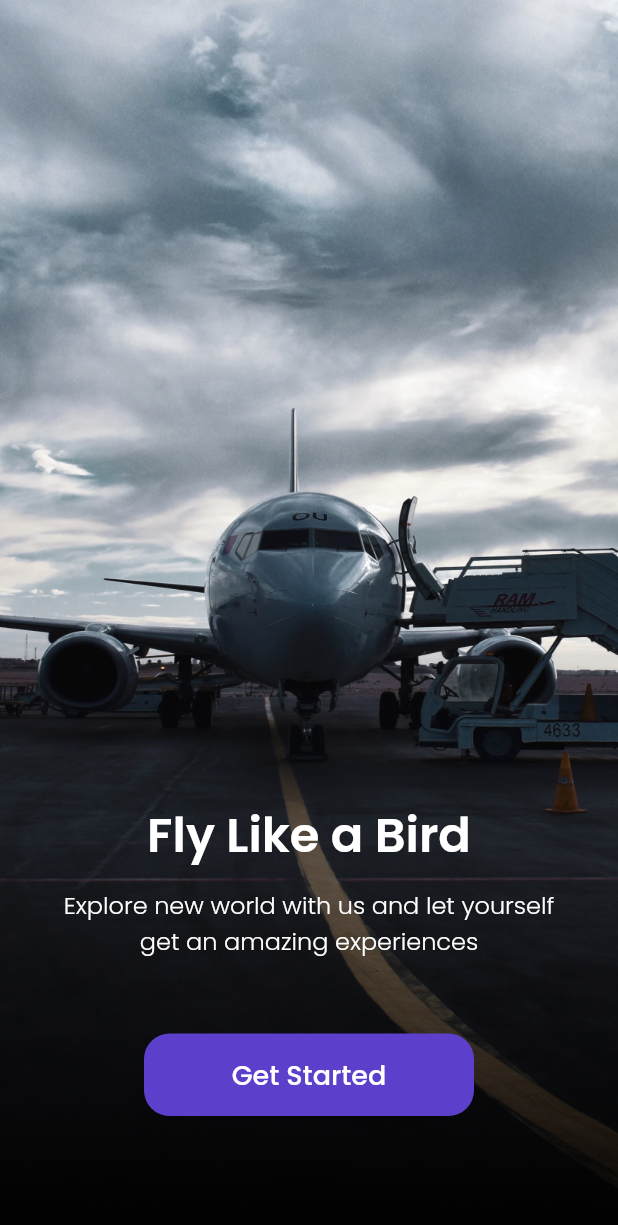
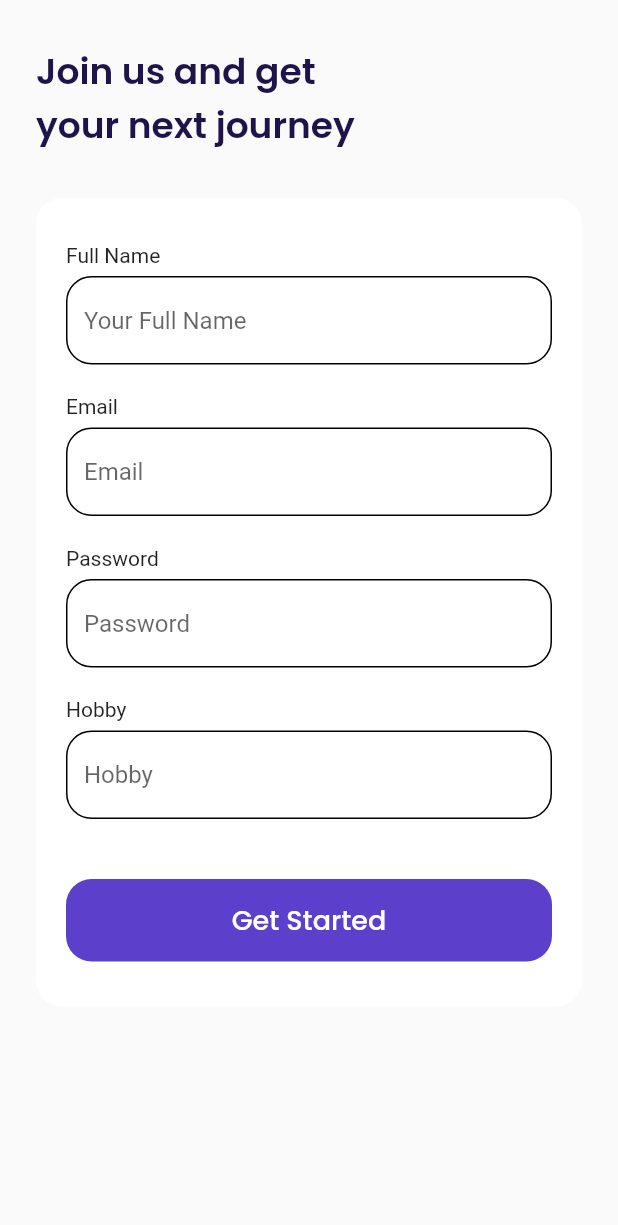
Before and after one commit to IJ4L/ticketing_airplane, a Flutter app: the screen it shows after launch, after a tap on "Get Started", on a phone screen of 412 x 824 dp. Shown: the top 1225 px of the screen. Run offline on Flutter 3.47's test engine with Material 2 defaults, Android fonts, the phone set to English and light mode, and no system bars; our stand-ins replace google_fonts.

Commit message:
update 1

```diff
--- a/lib/main.dart
+++ b/lib/main.dart
@@ -1,4 +1,5 @@
 import 'package:airplane/ui/pages/get_started_page.dart';
+import 'package:airplane/ui/pages/sign_up_page.dart';
 import 'package:flutter/material.dart';
 
 import 'ui/pages/splash_page.dart';
@@ -18,6 +19,7 @@ class MyApp extends StatelessWidget {
       routes: {
         '/': (context) => const SplashPage(),
         'get-started': (context) => const GetStartedPage(),
+        'sign-up': (context) => const SignUpPage(),
       },
     );
   }
--- a/lib/shared/theme.dart
+++ b/lib/shared/theme.dart
@@ -25,3 +25,6 @@ FontWeight semiBold = FontWeight.w600;
 FontWeight bold = FontWeight.w700;
 FontWeight extraBold = FontWeight.w800;
 FontWeight black = FontWeight.w900;
+
+double defaultMargin = 24;
+double defaultRadius = 17;
--- a/lib/ui/pages/get_started_page.dart
+++ b/lib/ui/pages/get_started_page.dart
@@ -42,12 +42,13 @@ class GetStartedPage extends StatelessWidget {
                     width: 220,
                     margin: const EdgeInsets.only(top: 50, bottom: 80),
                     child: TextButton(
-                      onPressed: () {},
+                      onPressed: () => Navigator.pushNamed(context, 'sign-up'),
                       style: TextButton.styleFrom(
-                          backgroundColor: kPrimaryColor,
-                          shape: RoundedRectangleBorder(
-                            borderRadius: BorderRadius.circular(17),
-                          )),
+                        backgroundColor: kPrimaryColor,
+                        shape: RoundedRectangleBorder(
+                          borderRadius: BorderRadius.circular(defaultRadius),
+                        ),
+                      ),
                       child: Text(
                         'Get Started',
                         style: whiteTextStyle.copyWith(
--- /dev/null
+++ b/lib/ui/pages/sign_up_page.dart
@@ -0,0 +1,110 @@
+import 'package:airplane/shared/theme.dart';
+import 'package:flutter/material.dart';
+
+class SignUpPage extends StatelessWidget {
+  const SignUpPage({super.key});
+
+  @override
+  Widget build(BuildContext context) {
+    Widget text() {
+      return Container(
+        margin: const EdgeInsets.only(top: 30),
+        child: Text(
+          'Join us and get\nyour next journey',
+          style: blackTextStyle.copyWith(
+            fontSize: 24,
+            fontWeight: semiBold,
+          ),
+        ),
+      );
+    }
+
+    Widget inputSection() {
+      Widget inputTextField({
+        required String label,
+        required String hint,
+        required bool obscure,
+      }) {
+        return Container(
+          margin: const EdgeInsets.only(bottom: 20),
+          child: Column(
+            crossAxisAlignment: CrossAxisAlignment.start,
+            children: [
+              Text(label),
+              const SizedBox(height: 6.0),
+              TextField(
+                cursorColor: kBlackColor,
+                obscureText: obscure,
+                decoration: InputDecoration(
+                  hintText: hint,
+                  enabledBorder: OutlineInputBorder(
+                    borderRadius: BorderRadius.circular(defaultRadius),
+                  ),
+                  focusedBorder: OutlineInputBorder(
+                    borderRadius: BorderRadius.circular(defaultRadius),
+                    borderSide: BorderSide(color: kPrimaryColor),
+                  ),
+                ),
+              ),
+            ],
+          ),
+        );
+      }
+
+      Widget submitButton() {
+        return Container(
+          height: 55,
+          width: double.infinity,
+          margin: const EdgeInsets.only(top: 20),
+          child: TextButton(
+            onPressed: () {},
+            style: TextButton.styleFrom(
+                backgroundColor: kPrimaryColor,
+                shape: RoundedRectangleBorder(
+                  borderRadius: BorderRadius.circular(defaultRadius),
+                )),
+            child: Text(
+              'Get Started',
+              style: whiteTextStyle.copyWith(
+                fontSize: 18,
+                fontWeight: medium,
+              ),
+            ),
+          ),
+        );
+      }
+
+      return Container(
+        margin: const EdgeInsets.only(top: 30),
+        padding: const EdgeInsets.symmetric(horizontal: 20, vertical: 30),
+        decoration: BoxDecoration(
+          color: kWhiteColor,
+          borderRadius: BorderRadius.circular(defaultRadius),
+        ),
+        child: Column(
+          children: [
+            inputTextField(
+                label: 'Full Name', hint: 'Your Full Name', obscure: false),
+            inputTextField(label: 'Email', hint: 'Email', obscure: false),
+            inputTextField(label: 'Password', hint: 'Password', obscure: true),
+            inputTextField(label: 'Hobby', hint: 'Hobby', obscure: false),
+            submitButton(),
+          ],
+        ),
+      );
+    }
+
+    return Scaffold(
+      backgroundColor: kBackgroundColor,
+      body: SafeArea(
+        child: ListView(
+          padding: EdgeInsets.symmetric(horizontal: defaultMargin),
+          children: [
+            text(),
+            inputSection(),
+          ],
+        ),
+      ),
+    );
+  }
+}
```
